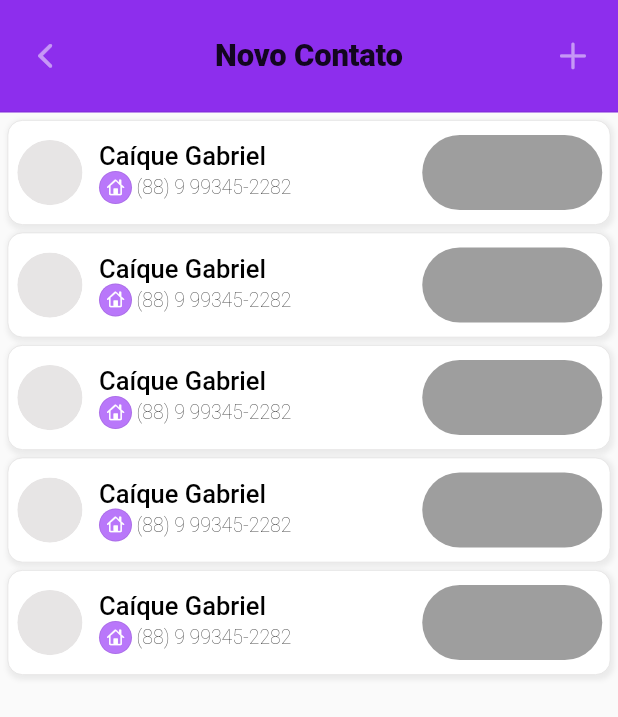
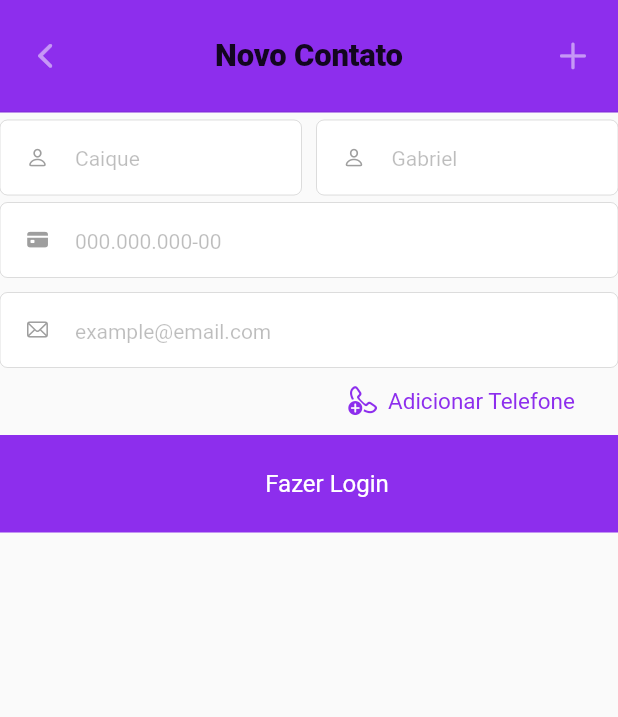
Before and after one commit to caiquegabriel/Agenda-Eletronica, a Flutter app: the ContactRegister screen opened by its route, on a phone screen of 412 x 824 dp. Shown: the top 717 px of the screen. Run offline on Flutter 3.47's test engine with Material 2 defaults, Android fonts, the phone set to English and light mode, and no system bars; our stand-ins replace flutter_modular, google_fonts.

Commit message:
Adicionando Forms  Telefone de forma dinamica

```diff
--- /dev/null
+++ b/lib/components/forms/widget_contact_form.dart
@@ -0,0 +1,249 @@
+import 'package:agenda_eletronica/components/forms/widget_contact_telephone_form.dart';
+import 'package:agenda_eletronica/components/widget_custom_button.dart';
+import 'package:agenda_eletronica/components/widget_custom_input.dart';
+import 'package:agenda_eletronica/style.dart';
+import 'package:flutter/cupertino.dart';
+import 'package:flutter/material.dart';
+
+class ContactForm extends StatefulWidget{
+
+  final Function cancelOnclick;
+
+  final Function subscription;
+
+  final Function feedback;
+
+  final bool? hideButtons;
+
+  final Map<String, dynamic>? initialValue;
+
+  const ContactForm({
+    Key? key,
+    this.initialValue,
+    this.hideButtons,
+    required this.feedback,
+    required this.cancelOnclick,
+    required this.subscription
+  }) : super(key: key);
+
+  @override
+  ContactFormState createState() => ContactFormState();
+}
+
+class ContactFormState extends State<ContactForm> {
+
+  Map<String, GlobalKey<InputState>> formKeys = {};
+  Map<int, GlobalKey<ContactTelephoneFormState>> telephoneKeys = {};
+  Map<int, FocusNode> telephoneFocus = {};
+  Map<String, FocusNode > formFocus = {};
+
+  List<ContactTelephoneForm> _telephonesForms = [];
+
+  void _addTelephoneForm() {
+    if (!mounted) return;
+
+    GlobalKey formKey = telephoneKeys[telephoneKeys.length] = GlobalKey();
+    FocusNode formFocus = telephoneFocus[telephoneKeys.length] = FocusNode();
+
+    setState(() {
+      _telephonesForms.add(
+        ContactTelephoneForm(
+          inputKey: formKey,
+          inputFocus: formFocus,
+          toNext: toNext,
+          initialValue: "(00) 0 0000-0000",
+        )
+      );
+    });
+  }
+
+  @override
+  void initState() {
+    super.initState();
+
+    formKeys = {
+      'email' : GlobalKey(),
+      'firstName' : GlobalKey(),
+      'secondName' : GlobalKey(),
+      'cpf' : GlobalKey(),
+    };
+
+    formFocus = {
+      'email' : FocusNode(),
+      'firstName' : FocusNode(),
+      'secondName' : FocusNode(),
+      'cpf' : FocusNode()
+    };
+
+    if (!mounted) return;
+
+    setState(() {
+      formFocus = formFocus;
+      formKeys = formKeys;
+    });
+  }
+
+  void _onFinalSubmit(){
+  //  String email    = formKeys['email']!.currentState!.inputController().text;
+  //  String password = formKeys['password']!.currentState!.inputController().text;
+  }
+
+  void toNext(GlobalKey currentKey) {
+    bool? nextFocus;
+
+    int keys = 0;
+
+    formKeys.forEach((key, value) {
+
+      keys++;
+
+      if(nextFocus == true) {
+        FocusScope.of(context).requestFocus(formFocus[key]);
+        nextFocus = null;
+        return;
+      }
+
+      if(value == currentKey) {
+        if(formKeys[key]!.currentState!.inputController().text.isNotEmpty) {
+          nextFocus = true;
+        }else{
+          // O seletor vai pro input atual ainda, já que ele está vazio
+          FocusScope.of(context).requestFocus(formFocus[key]);
+          return;
+        }
+      }
+
+      if(keys == formKeys.length) {
+        // Está no último input
+      }
+    });
+  }
+
+  @override
+  Widget build(BuildContext context) {
+    return Column(
+        mainAxisAlignment: MainAxisAlignment.center,
+        children: [
+          Row(
+            mainAxisAlignment: MainAxisAlignment.start,
+            children: [
+              Expanded(
+                child: Input(
+                  iconColor: Colors.grey, borderRadius: 5,
+                  borderColor: Colors.black.withOpacity(0.125),
+                  borderWidth: 0,
+                  backgroundColor: const Color.fromRGBO(255, 255, 255,  0.95 ),
+                  focusNode: formFocus['firstName'],
+                  textColor: Colors.black54,
+                  formSubmitFunction: toNext,
+                  key: formKeys['firstName'],
+                  initialValue: widget.initialValue == null ? "" : widget.initialValue!['email'],
+                  validatorFunction: (){ },
+                  labelColor: Colors.black38,
+                  height: 50,
+                  hintColor: Colors.black26,
+                  icon: CupertinoIcons.person,
+                  margin: const EdgeInsets.only(right: 5, top: 5, bottom: 5),
+                  hintText: "Caique"
+                ),
+              ),
+              Expanded(
+                child: Input(
+                  iconColor: Colors.grey, borderRadius: 5,
+                  borderColor: Colors.black.withOpacity(0.125),
+                  borderWidth: 0,
+                  backgroundColor: const Color.fromRGBO(255, 255, 255,  0.95 ),
+                  focusNode: formFocus['secondName'],
+                  textColor: Colors.black54,
+                  formSubmitFunction: toNext,
+                  key: formKeys['secondName'],
+                  initialValue: widget.initialValue == null ? "" : widget.initialValue!['email'],
+                  validatorFunction: (){ },
+                  labelColor: Colors.black38,
+                  height: 50,
+                  hintColor: Colors.black26,
+                  icon: CupertinoIcons.person,
+                  margin: const EdgeInsets.only(left: 5, top: 5, bottom: 5),
+                  hintText: "Gabriel"
+                ),
+              )
+            ]
+          ),
+          Column(
+            mainAxisAlignment: MainAxisAlignment.start,
+            children: [
+              Input(
+                iconColor: Colors.grey, borderRadius: 5,
+                borderColor: Colors.black.withOpacity(0.125),
+                borderWidth: 0,
+                backgroundColor: const Color.fromRGBO(255, 255, 255,  0.95 ),
+                focusNode: formFocus['cpf'],
+                textColor: Colors.black54,
+                formSubmitFunction: toNext,
+                key: formKeys['cpf'],
+                initialValue: widget.initialValue == null ? "" : widget.initialValue!['email'],
+                validatorFunction: (){ },
+                labelColor: Colors.black38,
+                height: 50,
+                hintColor: Colors.black26,
+                icon: CupertinoIcons.creditcard_fill,
+                margin: const EdgeInsets.only(bottom: 5),
+                hintText: "000.000.000-00"
+              ),
+              Input(
+                iconColor: Colors.grey, borderRadius: 5,
+                borderColor: Colors.black.withOpacity(0.125),
+                borderWidth: 0,
+                backgroundColor: const Color.fromRGBO(255, 255, 255,  0.95 ),
+                focusNode: formFocus['email'],
+                textColor: Colors.black54,
+                formSubmitFunction: toNext,
+                key: formKeys['email'],
+                initialValue: widget.initialValue == null ? "" : widget.initialValue!['email'],
+                validatorFunction: (){ },
+                labelColor: Colors.black38,
+                height: 50,
+                hintColor: Colors.black26,
+                icon: CupertinoIcons.envelope,
+                margin: const EdgeInsets.only(top: 5),
+                hintText: "example@email.com"
+              ),
+            ]
+          ),
+          Container(
+            padding: const EdgeInsets.all(5),
+            child: Row(
+              mainAxisAlignment: MainAxisAlignment.end,
+              children: [
+                CustomButton(
+                  width: 200,
+                  height: 35,
+                  onClick: _addTelephoneForm,
+                  text: "Adicionar Telefone",
+                  iconSize: 22,
+                  fontSize: 15,
+                  textColor: primaryColor,
+                  iconColor: primaryColor,
+                  icon: CupertinoIcons.phone_badge_plus,
+                )
+              ],
+            ),
+          ),
+          Column(
+            children: _telephonesForms,
+          ),
+          CustomButton(
+            margin: const EdgeInsets.all(15),
+            onClick: _onFinalSubmit,
+            height: 35,
+            backgroundColor: primaryColor,
+            fontSize: 16,
+            textColor: Colors.white,
+            text: "Fazer Login",
+            iconColor: Colors.white.withOpacity(0.5),
+          )
+        ],
+      );
+  }
+
+}
--- /dev/null
+++ b/lib/components/forms/widget_contact_telephone_form.dart
@@ -0,0 +1,92 @@
+import 'package:agenda_eletronica/components/widget_custom_input.dart';
+import 'package:agenda_eletronica/style.dart';
+import 'package:flutter/cupertino.dart';
+import 'package:flutter/material.dart';
+
+class ContactTelephoneForm extends StatefulWidget {
+  final FocusNode? inputFocus;
+  final Key? inputKey;
+  final String? initialValue;
+  final Function? toNext;
+
+  const ContactTelephoneForm({super.key, this.inputFocus, this.toNext, this.inputKey, this.initialValue});
+
+  @override
+  ContactTelephoneFormState createState() => ContactTelephoneFormState();
+}
+
+
+class ContactTelephoneFormState extends State<ContactTelephoneForm> {
+  @override
+  Widget build(BuildContext context) {
+    return Container(
+      decoration: BoxDecoration(
+        color: Colors.white
+      ),
+      child: Row(
+        children: [
+          Container(
+            padding: const EdgeInsets.all(15),
+            height: 45,
+            clipBehavior: Clip.antiAlias,
+            decoration: BoxDecoration(
+              color: const Color.fromARGB(255, 234, 229, 229),
+              borderRadius: BorderRadius.circular(100)
+            ),
+            margin: const EdgeInsets.only(right: 10),
+            width: 120,
+            child: DropdownButton<String>(
+              value: "trabalho",
+              underline: Container(
+                height: 1,
+                color: Colors.transparent,
+              ),
+              icon: const Icon(
+                CupertinoIcons.chevron_down,
+                color: primaryColor,
+                size: 15
+              ),
+              elevation: 16,
+              style: const TextStyle(
+                color: primaryColor,
+                overflow: TextOverflow.ellipsis
+              ),
+              onChanged: (String? value) {
+                // This is called when the user selects an item.
+                setState(() {
+                //  dropdownValue = value!;
+                });
+              },
+              items: ["trabalho", "celular", "residencial"].map<DropdownMenuItem<String>>((String value) {
+                return DropdownMenuItem<String>(
+                  value: value,
+                  child: Text(value),
+                );
+              }).toList(),
+            ),
+          ),
+          Expanded(
+            child: Input(
+              iconColor: Colors.grey, borderRadius: 5,
+              borderColor: Colors.black.withOpacity(0.125),
+              borderWidth: 0,
+              backgroundColor: const Color.fromRGBO(255, 255, 255,  0.95 ),
+              focusNode: widget.inputFocus,
+              textColor: Colors.black54,
+              formSubmitFunction: widget.toNext,
+              key: widget.inputKey,
+              initialValue: widget.initialValue == null ? "" : widget.initialValue!,
+              validatorFunction: (){ },
+              labelColor: Colors.black38,
+              height: 50,
+              hintColor: Colors.black26,
+              icon: CupertinoIcons.device_phone_portrait,
+              margin: const EdgeInsets.only(right: 5, top: 5, bottom: 5),
+              hintText: "Caique"
+            )
+          )
+        ],
+      )
+    );
+  }
+}
--- a/lib/components/widget_custom_button.dart
+++ b/lib/components/widget_custom_button.dart
@@ -5,7 +5,7 @@ class CustomButton extends StatefulWidget {
 
   final String? text;
 
-  final IconData icon;
+  final IconData? icon;
 
   final double? iconSize;
 
@@ -23,17 +23,23 @@ class CustomButton extends StatefulWidget {
 
   final bool? enableBorderTop;
 
+  final Color? textColor;
+
+  final Color? backgroundColor;
+
   final Color? iconColor;
 
   const CustomButton({
     Key? key,
     this.iconColor,
+    this.textColor,
+    this.backgroundColor,
     this.enableBorderTop,
     this.margin,
     this.text,
     this.fontSize,
     this.iconSize,
-    required this.icon,
+    this.icon,
     this.onClick,
     this.count,
     this.width,
@@ -66,6 +72,9 @@ class CustomButtonState extends State<CustomButton> {
         }
       },
       child: Container(
+        decoration: BoxDecoration(
+          color: widget.backgroundColor
+        ),
         margin: const EdgeInsets.all(0),
         child: Stack(
           children: [
@@ -73,7 +82,7 @@ class CustomButtonState extends State<CustomButton> {
               margin: widget.margin ?? const EdgeInsets.all(0),
               width: widget.width,
               height: widget.height,
-              child: Column(
+              child: Row(
                 mainAxisAlignment: MainAxisAlignment.center,
                 crossAxisAlignment: CrossAxisAlignment.center,
                 children: [
@@ -126,14 +135,14 @@ class CustomButtonState extends State<CustomButton> {
                     ?
                       Container(
                         margin: const EdgeInsets.only(
-                          top: 6
+                          left: 6
                         ),
                         alignment: Alignment.center,
                         child: Text(
                           widget.text!,
                           style: TextStyle(
                             fontSize: widget.fontSize ?? 11,
-                            color: _current == true ? Colors.white : Colors.white.withOpacity(0.5),
+                            color: widget.textColor ?? (_current == true ? Colors.white : Colors.white.withOpacity(0.5)),
                             fontWeight: FontWeight.w400
                           ),
                         )
--- /dev/null
+++ b/lib/components/widget_custom_input.dart
@@ -0,0 +1,256 @@
+import 'package:agenda_eletronica/style.dart';
+import 'package:flutter/material.dart';
+import 'package:flutter/services.dart';
+
+class Input extends StatefulWidget{
+
+  final String? labelText;
+
+  final String? initialValue;
+
+  final String? hintText;
+
+  final Function validatorFunction;
+
+  final IconData? icon;
+
+  final bool obscureText;
+
+  final EdgeInsets? margin;
+
+  final double? fontSize;
+
+  final TextAlign? textAlign;
+
+  final double? borderWidth;
+
+  final Color? textColor;
+
+  final Color? hintColor;
+
+  final Color? labelColor;
+
+  final bool? onlyBorder;
+
+  final Color? borderColor;
+
+  final Color? iconColor;
+
+  final double? borderRadius;
+
+  final Color? backgroundColor;
+
+  final FontWeight? textWeight;
+
+  final double? width;
+
+  final double? height;
+
+  final Function? formSubmitFunction;
+
+  final FocusNode? focusNode;
+
+  final EdgeInsets? padding;
+
+  final double? hintSize;
+
+  final int? maxLength;
+
+  final int? maxLines;
+
+  final FocusNode? nextFocus;
+
+  final FocusNode? previousFocus;
+
+  final List<TextInputFormatter>? mask;
+
+  final TextInputType? keyBoardType;
+
+  final double? letterSpacing;
+
+  final double? iconSize;
+
+  const Input({
+    Key? key,
+    this.mask,
+    this.keyBoardType,
+    this.previousFocus,
+    this.nextFocus,
+    this.maxLength,
+    this.hintSize,
+    this.padding,
+    this.focusNode,
+    this.formSubmitFunction,
+    this.borderRadius,
+    this.hintColor,
+    this.iconColor,
+    this.labelColor,
+    this.textAlign,
+    this.width,
+    this.height,
+    this.textWeight,
+    this.borderWidth,
+    this.initialValue,
+    this.textColor,
+    this.borderColor,
+    this.backgroundColor,
+    this.onlyBorder,
+    this.fontSize,
+    this.margin,
+    this.labelText,
+    required this.validatorFunction,
+    this.hintText = "",
+    this.icon,
+    this.obscureText = false,
+    this.maxLines,
+    this.letterSpacing,
+    this.iconSize
+    }) : super(key: key);
+
+  @override
+  InputState createState() => InputState();
+}
+
+
+class InputState extends State<Input>{
+
+  final TextEditingController _inputController =  TextEditingController();
+
+  bool _fieldUpdated = false;
+
+  int _currentLenght = 0;
+
+  @override
+  void initState(){
+    super.initState() ;
+  }
+
+  void updateValue(String value) {
+    if(mounted) {
+      _inputController.text = value;
+    }
+  }
+
+  int getCurrentLenght() {
+    return _currentLenght;
+  }
+
+  void _updateField() {
+    if(mounted) {
+      if(widget.initialValue!= null) {
+        setState(() {
+          _fieldUpdated = true;
+        });
+        _inputController.text = widget.initialValue.toString();
+      }
+    }
+  }
+
+  TextEditingController inputController() {
+    return _inputController;
+  }
+
+  @override
+  Widget build(BuildContext context) {
+
+    if(!_fieldUpdated) {
+      WidgetsBinding.instance
+        .addPostFrameCallback(
+          (_) => _updateField()
+        );
+    }
+
+    return Container(
+      width: widget.width ?? double.infinity,
+      height: widget.height ?? 40,
+      margin: widget.margin ?? const EdgeInsets.all(0),
+      padding: widget.padding ?? const EdgeInsets.only(
+        left: 10,
+        right: 10
+      ),
+      decoration: BoxDecoration(
+        color: widget.backgroundColor ?? Colors.white,
+        borderRadius: BorderRadius.circular(
+          widget.borderRadius ?? 0
+        ),
+        border: Border.all(
+          width: widget.borderWidth ?? 0.5,
+          color: widget.borderColor ?? primaryColor
+        )
+      ),
+      child:
+        Row(
+          children: [
+            (widget.icon != null)
+              ?
+                Container(
+                  margin: const EdgeInsets.only(right: 10),
+                  color: Colors.transparent,
+                  child: SizedBox(
+                    width: 30,
+                    height:30,
+                    child: Icon(
+                      widget.icon,
+                      size: widget.iconSize ?? 15,
+                      color: widget.iconColor ?? primaryColor
+                    ),
+                  )
+                )
+            :
+              const SizedBox.shrink(),
+            Expanded(
+              child: TextFormField(
+                maxLines: widget.maxLines ?? 1,
+                keyboardType: widget.keyBoardType,
+                inputFormatters: widget.mask,
+                onChanged: (value){
+                  _currentLenght = value.length;
+                  if (value.length == widget.maxLength) {
+                    FocusScope.of(context).requestFocus(widget.nextFocus);
+                  } else if (widget.previousFocus != null && value.isEmpty) {
+                    FocusScope.of(context).requestFocus(widget.previousFocus);
+                  }
+                },
+                buildCounter: (context, {required int currentLength, required bool isFocused, required int? maxLength}) {
+                  if (widget.nextFocus != null && maxLength != null && currentLength == maxLength) {
+                    //FocusScope.of(context).requestFocus(widget.nextFocus);
+                  }
+                },
+                maxLength: widget.maxLength,
+                focusNode: widget.focusNode,
+                textAlign: widget.textAlign ?? TextAlign.start,
+                controller:_inputController,
+                style: TextStyle(
+                  height: _currentLenght == 0 ? 1 : null,
+                  fontSize: widget.fontSize ?? 20,
+                  fontWeight: widget.textWeight ?? FontWeight.normal,
+                  letterSpacing: widget.letterSpacing,
+                  color: widget.textColor ?? const Color.fromRGBO(33, 33, 33, 1)
+                ),
+                decoration: InputDecoration(
+                  labelText: widget.labelText,
+                  counterStyle: const TextStyle(height: 0, color: Colors.transparent),
+                  hintText: widget.hintText ?? widget.labelText,
+                  hintStyle: TextStyle(height: 0, color: widget.hintColor ?? widget.borderColor, fontSize: widget.hintSize ?? 14),
+                  border: InputBorder.none,
+                  labelStyle: TextStyle(height: 0, fontWeight: FontWeight.normal, color: widget.labelColor ?? Colors.grey, fontSize: 15),
+                  errorStyle: const TextStyle(height: 0, color: Colors.transparent),
+                ),
+                validator : (String? value) => widget.validatorFunction(value),
+                obscureText: widget.obscureText,
+                onFieldSubmitted:(value){
+                  if(widget.formSubmitFunction == null) return;
+                  widget.formSubmitFunction!(widget.key);
+                },
+              ),
+            )
+          ]
+        )
+    );
+  }
+
+  @override
+  void dispose(){
+    super.dispose();
+  }
+}
--- a/lib/screens/widget_contact_register.dart
+++ b/lib/screens/widget_contact_register.dart
@@ -1,3 +1,4 @@
+import 'package:agenda_eletronica/components/forms/widget_contact_form.dart';
 import 'package:agenda_eletronica/components/widget_contact_preview.dart';
 import 'package:agenda_eletronica/screens/widget_common_screen.dart';
 import 'package:agenda_eletronica/style.dart';
@@ -22,11 +23,13 @@ class HomeScreeState extends State<ContactRegister> with CommonComponent {
       child: ListView(
         padding: noEdgeInsets,
         children: [
-          ContactPreview(),
-          ContactPreview(),
-          ContactPreview(),
-          ContactPreview(),
-          ContactPreview(),
+          Container(
+            child: ContactForm(
+              feedback: () {},
+              subscription: () {},
+              cancelOnclick: () {},
+            )
+          )
         ]
       )
     );
```
